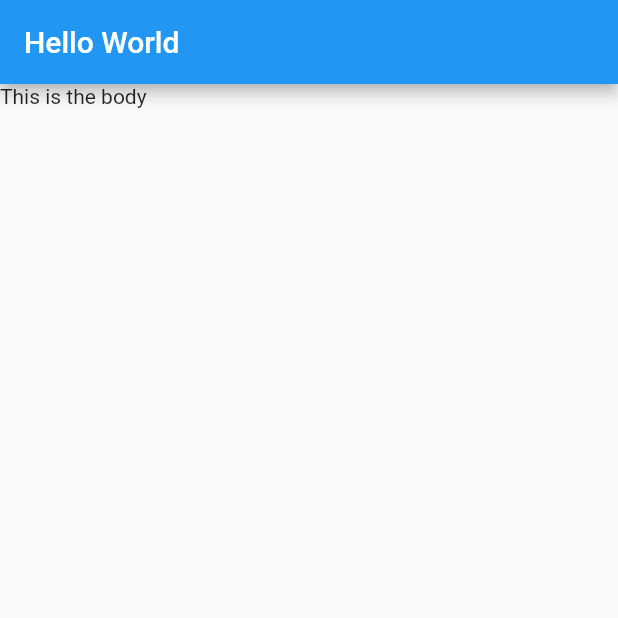
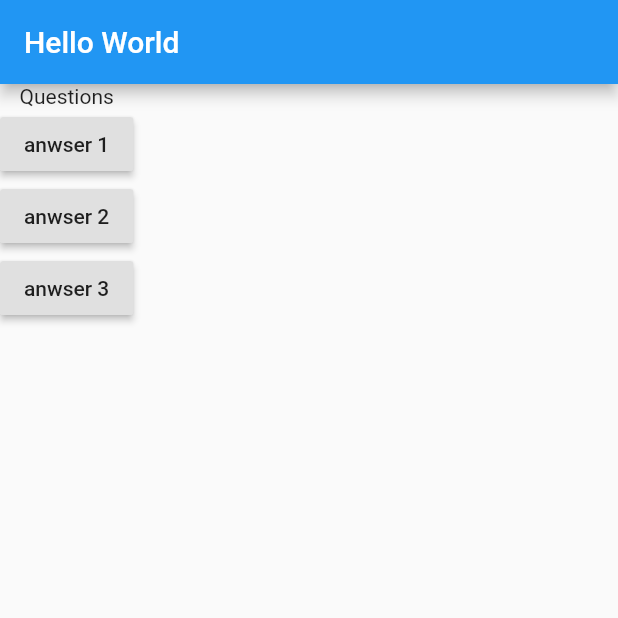
Before and after one commit to EscapeAD/FlutterPlayground, a Flutter app: the screen it shows after launch, on a phone screen of 412 x 824 dp, the top half of it. Run offline on Flutter 3.47's test engine with Material 2 defaults, Android fonts, the phone set to English and light mode, and no system bars.

Commit message:
add buttons and questions by raisedButton

```diff
--- a/lib/main.dart
+++ b/lib/main.dart
@@ -5,9 +5,32 @@ void main() => runApp(MyApp());
 class MyApp extends StatelessWidget {
   @override
   Widget build(BuildContext context) {
+    void anwserQuestion() {
+      print('clicked 1');
+    }
+    var questions = [
+      'What\'s your favorite colour?',
+      'What\'s your favorite animal?',
+    ];
     return MaterialApp(home: Scaffold(
-      appBar: AppBar(title: Text("Hello World")),
-      body: Text('This is the body'),
+      appBar: AppBar(
+          title: Text("Hello World")),
+      body: Column(
+        children: [
+          Text('Questions'),
+          RaisedButton(
+              child: Text('anwser 1'),
+              onPressed: anwserQuestion
+          ),
+          RaisedButton(
+              child: Text('anwser 2'),
+              onPressed: () => print('clicked 2')
+          ),
+          RaisedButton(
+              child: Text('anwser 3'),
+              onPressed: () => print('clicked 3')
+          ),
+        ]),
     ));
   }
 }
```
Also changed, not shown: 1 other file.
